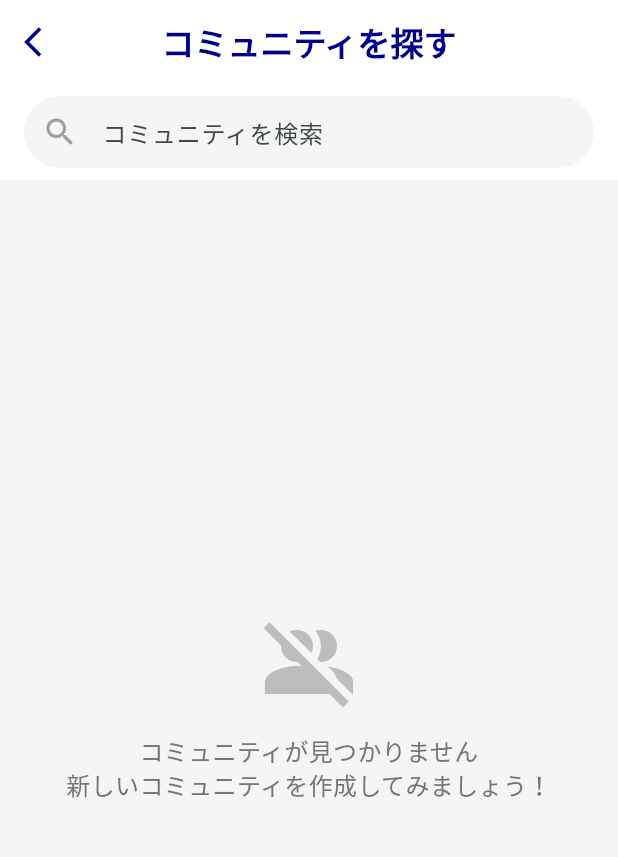
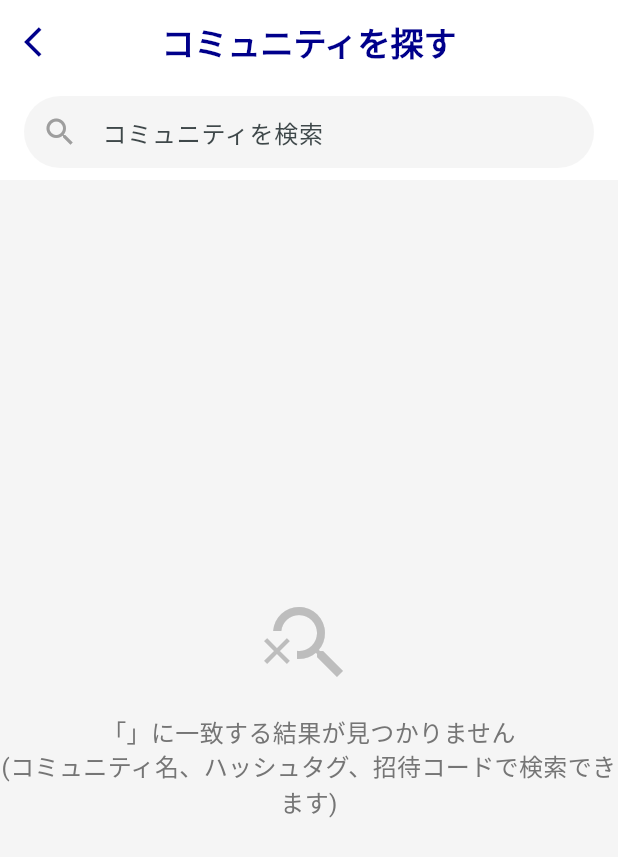
Before and after one commit to Fujinuma0804/JapanAnimeMaps_flutter, a Flutter app: the CommunityListScreen screen opened directly, on a phone screen of 412 x 824 dp. Shown: the top 857 px of the screen. Run offline on Flutter 3.47's test engine with Material 3 defaults, Android fonts, the phone set to English and light mode, and no system bars; our stand-ins replace auto_size_text, cached_network_image, chewie, cloud_firestore, confetti, firebase_analytics and 33 more; missing offline and left inert: app_tracking_transparency, firebase_in_app_messaging, flutter_email_sender, flutter_html_svg, flutter_vibrate, purchases_flutter and 3 more; accounts and stored records are empty; statements that could not run were skipped.

Commit message:
update for community_searching

```diff
--- a/lib/post_page/community_list_screen.dart
+++ b/lib/post_page/community_list_screen.dart
@@ -39,14 +39,19 @@ class _CommunityListScreenState extends State<CommunityListScreen> {
   }
 
   // 検索条件に合致するかどうかをチェックする関数
+  // 検索条件に合致するかどうかをチェックする関数
   bool _matchesSearch(Map<String, dynamic> data) {
     if (_searchQuery.isEmpty) return true;
 
     final searchLower = _searchQuery.toLowerCase();
     final name = (data['name'] ?? '').toString().toLowerCase();
     final hashtag = (data['hashtag'] ?? '').toString().toLowerCase();
+    final invitationCode =
+        (data['invitationCode'] ?? '').toString().toLowerCase();
 
-    return name.contains(searchLower) || hashtag.contains(searchLower);
+    return name.contains(searchLower) ||
+        hashtag.contains(searchLower) ||
+        invitationCode.contains(searchLower);
   }
 
   @override
@@ -148,13 +153,13 @@ class _CommunityListScreenState extends State<CommunityListScreen> {
                           mainAxisAlignment: MainAxisAlignment.center,
                           children: [
                             Icon(
-                              Icons.group_off,
+                              Icons.search_off,
                               size: 64,
                               color: Colors.grey[400],
                             ),
                             const SizedBox(height: 16),
                             Text(
-                              'コミュニティが見つかりません\n新しいコミュニティを作成してみましょう！',
+                              '「$_searchQuery」に一致する結果が見つかりません\n(コミュニティ名、ハッシュタグ、招待コードで検索できます)',
                               textAlign: TextAlign.center,
                               style: TextStyle(
                                 color: Colors.grey[600],
```
